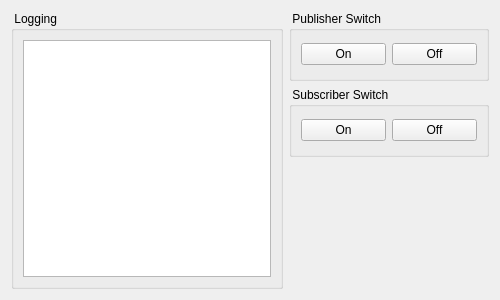
First picture: the form in rqt_example/ui/rqt_example.ui, repository JaehyunShim/ros2_tutorial_cpp, before the edit.
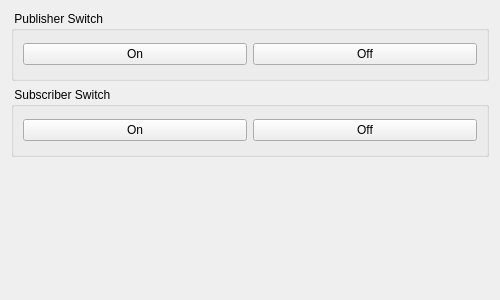
Second picture: the form after the edit.

Commit message: remove logging

Diff of the .ui file:
```diff
--- a/rqt_example/ui/rqt_example.ui
+++ b/rqt_example/ui/rqt_example.ui
@@ -32,31 +32,6 @@
    <string>RQT Example</string>
   </property>
   <layout class="QHBoxLayout" name="horizontalLayout">
-   <item>
-    <layout class="QHBoxLayout" name="horizontalLayout_1">
-     <property name="sizeConstraint">
-      <enum>QLayout::SetDefaultConstraint</enum>
-     </property>
-     <item>
-      <widget class="QGroupBox" name="groupBox_1">
-       <property name="sizePolicy">
-        <sizepolicy hsizetype="Preferred" vsizetype="Preferred">
-         <horstretch>0</horstretch>
-         <verstretch>0</verstretch>
-        </sizepolicy>
-       </property>
-       <property name="title">
-        <string> Logging</string>
-       </property>
-       <layout class="QGridLayout" name="gridLayout_3">
-        <item row="0" column="0">
-         <widget class="QListView" name="view_logging"/>
-        </item>
-       </layout>
-      </widget>
-     </item>
-    </layout>
-   </item>
    <item>
     <layout class="QVBoxLayout" name="verticalLayout_1">
      <item>
```
The commit also changes 4 other files.
